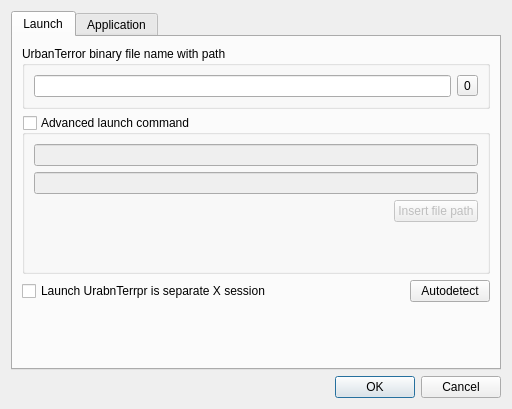
Old version of the form src/options_dialog.ui in the repository navrocky/urtconnector.
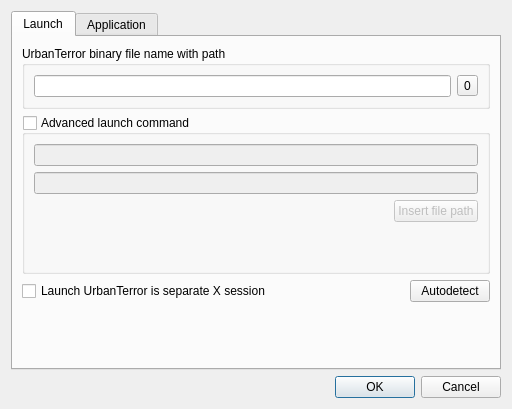
New version of the form. Icons and pictures are not drawn.

What changed in the file:
```diff
--- a/src/options_dialog.ui
+++ b/src/options_dialog.ui
@@ -152,7 +152,7 @@
          <item>
           <widget class="QCheckBox" name="separate_x_check">
            <property name="text">
-            <string>Launch UrabnTerrpr is separate X session</string>
+            <string>Launch UrbanTerror is separate X session</string>
            </property>
           </widget>
          </item>
```
